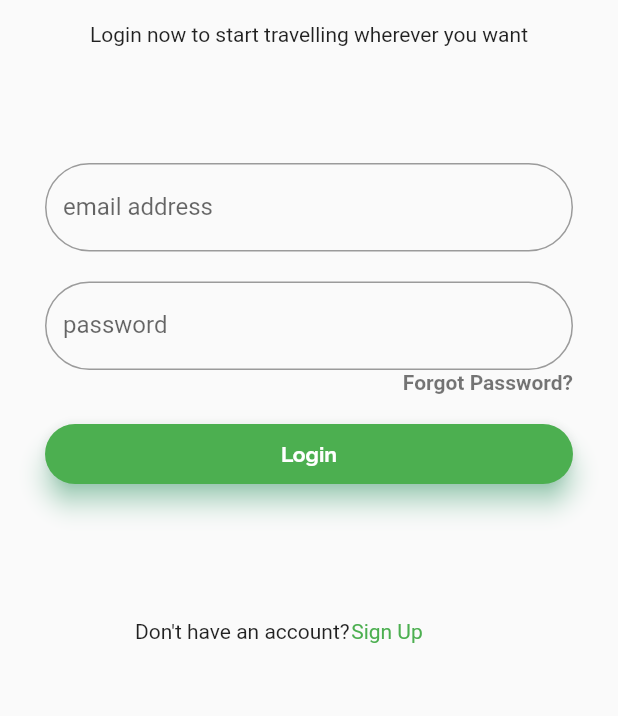
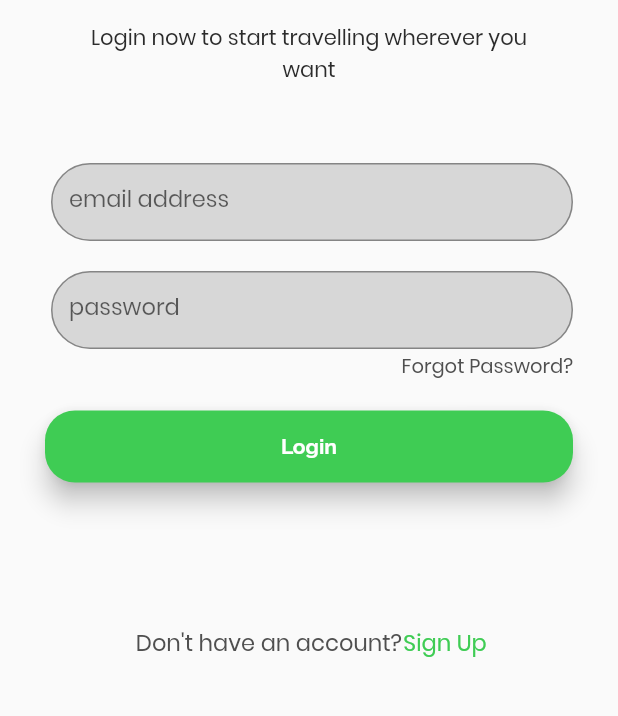
Before and after one commit to yousef96144/voyager, a Flutter app: the screen it shows after launch, on a phone screen of 412 x 824 dp, the part 203-919 px from its top. Run offline on Flutter 3.47's test engine with Material 2 defaults, Android fonts, the phone set to English and light mode, and no system bars.

Commit message:
ideal view

```diff
--- a/lib/main.dart
+++ b/lib/main.dart
@@ -1,4 +1,3 @@
-import 'dart:ui' as prefix0;
 
 import 'package:flutter/cupertino.dart';
 import 'package:flutter/material.dart';
@@ -10,8 +9,8 @@ class MyApp extends StatelessWidget{
   @override
   Widget build(BuildContext context) {
     return  MaterialApp(
+
       theme: ThemeData(
-        backgroundColor: Colors.white,
 
           primarySwatch: Colors.green,
           accentColor: Colors.greenAccent,
@@ -45,7 +44,6 @@ class _StateLogin extends State<Login>{
                      // crossAxisAlignment: CrossAxisAlignment.center,
                       children: <Widget>[
                           Container(
-
                             child: Column(children: <Widget>[
                               Container(
                                // decoration:BoxDecoration(
@@ -67,7 +65,13 @@ class _StateLogin extends State<Login>{
                                 ),
                                     margin: EdgeInsets.only(left: 2.0,right: 2.0,top: 0.5,bottom: 0.5),
                                     child: Text("Login now to start travelling wherever you want  " ,
+                                      style: TextStyle(
+                                          fontFamily: 'Poppins',
+                                          fontStyle: FontStyle.normal,
+                                          fontSize: 14,
 
+                                          color: Color.fromRGBO(43, 43, 43, 100)
+                                      ),
 
                                       textAlign: TextAlign.center,
                                       ),
@@ -79,17 +83,29 @@ class _StateLogin extends State<Login>{
                           height: 50,
                         ),
                         Container(
-                          child: Container(
                            // margin: EdgeInsets.symmetric(vertical: 5.0,horizontal: 20),
                             child: Column(
                               crossAxisAlignment: CrossAxisAlignment.end,
                               children: <Widget>[
-                                 TextFormField(
+                                 Container(
+                                   width: 348.0,
+                                   height: 52.0,
+                                   decoration: BoxDecoration(
+                                       borderRadius: BorderRadius.circular(26.0),
+                                       //  border: Border.all(width: 5),
+                                       color: Color.fromRGBO(215, 215, 215, 100)
+                                   ),
+                                   child: TextFormField(
+                                     style: TextStyle(
+                                       fontFamily: 'Poppins',
+                                       fontSize: 15.0,
+                                       color: Color.fromRGBO(170, 173, 173, 100)
+                                     ),
                                     decoration: InputDecoration(
                                       labelText: 'email address' ,
                                         border:
                                          OutlineInputBorder(
-                                       borderRadius: BorderRadius.circular(50.0)
+                                         borderRadius: BorderRadius.circular(26.0)
                                         )
                                 ),
                                     controller: emailController,
@@ -97,28 +113,49 @@ class _StateLogin extends State<Login>{
 
 
                               ),
+                                 ),
                               SizedBox(
                                 height: 20.0,
                               ),
-                              TextFormField(
-
+                              Container(
+                                width: 348.0,
+                                height: 52.0,
+                                decoration: BoxDecoration(
+                                  borderRadius: BorderRadius.circular(26.0),
+                                 //  border: Border.all(width: 5),
+                                    color: Color.fromRGBO(215, 215, 215, 100)
+                                ),
+                               // color: Color.fromRGBO(215, 215, 215, 100),
+                                child: TextFormField(
+                                  style: TextStyle(
+                                      fontFamily: 'Poppins',
+                                      fontSize: 15.0,
+                                      color: Color.fromRGBO(170, 173, 173, 100)
+                                  ),
                                   decoration: InputDecoration(
                                     labelText: 'password',
                                     border:
                                     OutlineInputBorder(
-                                  borderRadius: BorderRadius.circular(50.0)
+                                    borderRadius: BorderRadius.circular(26.0)
                                     )
                                 ),
                                   controller: passwordController,
                                 //  onSubmitted: ,
 
                                 ),
+                              ),
+                              SizedBox(
+                                height: 2.0,
+                              ),
                               InkWell(
                                 child: Text(
                                   'Forgot Password?' ,
                                   style: TextStyle(
-                                      fontWeight: FontWeight.bold,
-                                    color: Colors.black54
+                                    fontFamily: 'Poppins',
+                                    fontStyle: FontStyle.normal,
+                                    fontSize: 13,
+
+                                    color: Color.fromRGBO(79, 79, 79, 100)
                                   ),
                                 ),
                                 onTap: (){},
@@ -126,16 +163,17 @@ class _StateLogin extends State<Login>{
                             ],
                             ),
                         ),
-                        ),
                         SizedBox(
                           height: 20.0,
                         ),
                         Container(
-                          height: 40.0,
+                          height: 48.0,
+                          width: 348.0,
                           child: Material(
                             borderRadius: BorderRadius.circular(20.0),
-                            shadowColor: Theme.of(context).accentColor,
-                            color: Theme.of(context).primaryColor,
+                            //shadowColor: Theme.of(context).accentColor,
+                            color: Color.fromRGBO(63, 204, 84, 100),
+                            //Theme.of(context).primaryColor,
                             elevation: 7.0,
                             child: GestureDetector(
                               onTap: (){},
@@ -151,11 +189,22 @@ class _StateLogin extends State<Login>{
                           height: 90.0,
                         )
                         ,
-                        Row(
+                        Center(
+                          child: Container(
+                            width: 271.0,
+                            height: 33.0,
+                            padding: EdgeInsets.only(left: 20.0),
+                            child: Row(
                               children: <Widget>[
                               Container(
-                            padding: EdgeInsets.only(left: 60.0),
-                            child: Text("Don't have an account?"),
+                                child: Text("Don't have an account?",
+                                textAlign: TextAlign.center,
+                                style: TextStyle(
+                                          fontSize: 15.0,
+                                          fontFamily: 'Poppins',
+                                          color: Color.fromRGBO(79, 79, 79, 100)
+
+                                ),),
                               ),
                               SizedBox(
                                 width: 1.0,
@@ -164,11 +213,17 @@ class _StateLogin extends State<Login>{
                                 onTap: (){},
                                 child: Text("Sign Up",
                                 style: TextStyle(
-                              color: Theme.of(context).primaryColor ,
+                                  fontSize: 15.0,
+                                  fontFamily: 'Poppins',
+
+                                  color: Color.fromRGBO(63, 204, 84, 100) ,
+
                                 ),),
                               )
 
                             ],
+                            ),
+                          ),
                         )
                     ],),
                 ),
```
Also changed, not shown: pubspec.yaml (+7 -6 lines), Fonts/Poppins-Black.ttf (added), Fonts/Poppins-Bold.ttf (added), Fonts/Poppins-BoldItalic.ttf (added), Fonts/Poppins-Regular.ttf (added). Lines whose indentation alone changed are shown as unchanged.
